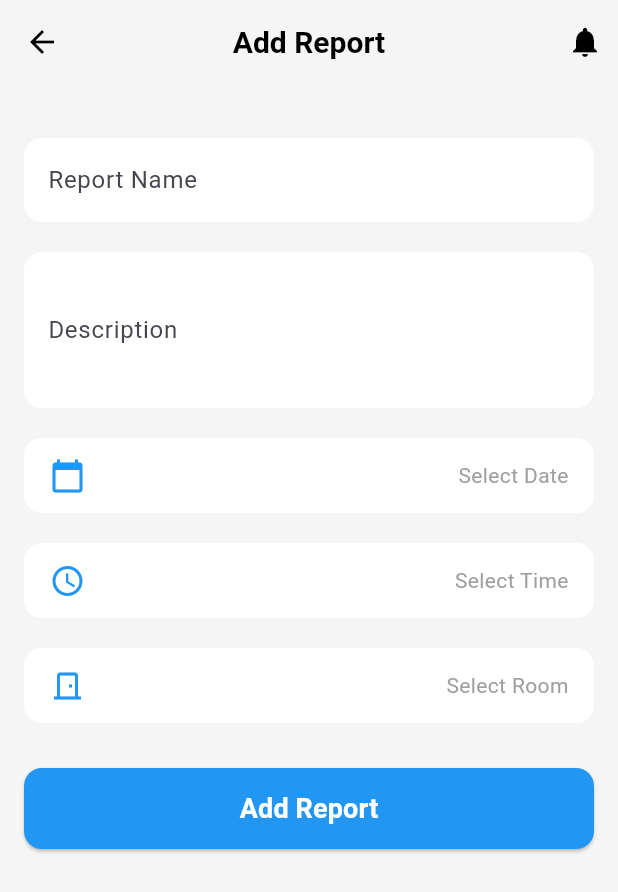
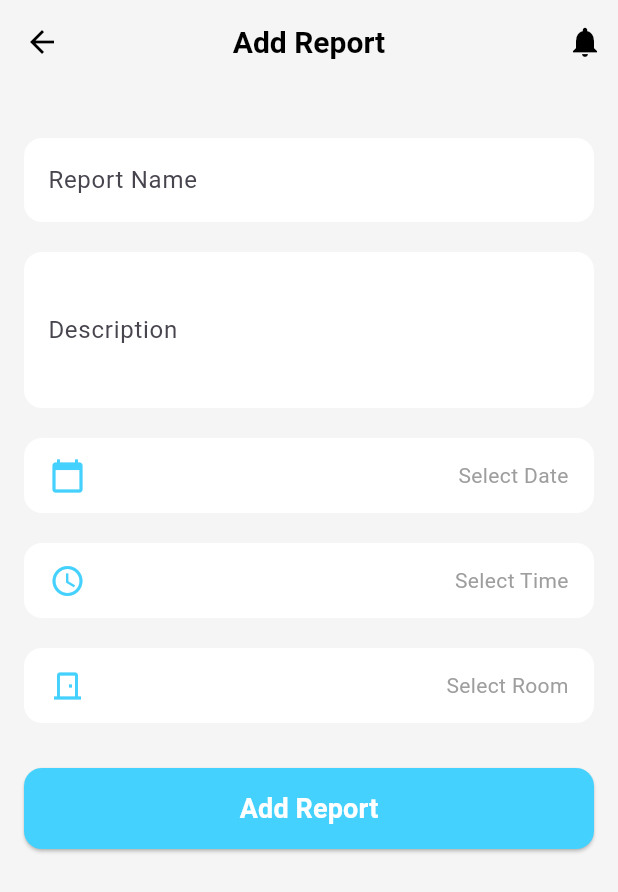
Before and after one commit to PHUONGNAMKEM/FLUTTER_MOBILE_ST4, a Flutter app: the AddProjectScreen screen opened directly, on a phone screen of 412 x 824 dp. Shown: the top 892 px of the screen. Run offline on Flutter 3.47's test engine with Material 3 defaults, Android fonts, the phone set to English and light mode, and no system bars; our stand-ins replace font_awesome_flutter.

Commit message:
doi mau report

```diff
--- a/lib/phong_newreport.dart
+++ b/lib/phong_newreport.dart
@@ -194,7 +194,7 @@ class _AddProjectScreenState extends State<AddProjectScreen> {
   Widget _buildSubmitButton() {
     return ElevatedButton(
       style: ElevatedButton.styleFrom(
-        backgroundColor: Colors.blue,
+        backgroundColor: Color.fromRGBO(69, 209, 253, 1),
         padding: const EdgeInsets.symmetric(vertical: 14),
         shape: RoundedRectangleBorder(borderRadius: BorderRadius.circular(12)),
       ),
@@ -251,7 +251,7 @@ class _AddProjectScreenState extends State<AddProjectScreen> {
             child: Row(
               mainAxisAlignment: MainAxisAlignment.spaceBetween,
               children: [
-                Icon(icon, color: Colors.blue),
+                Icon(icon, color: Color.fromRGBO(69, 209, 253, 1)),
                 Text(
                   text,
                   style: TextStyle(color: isError ? Colors.red : Colors.grey),
```
